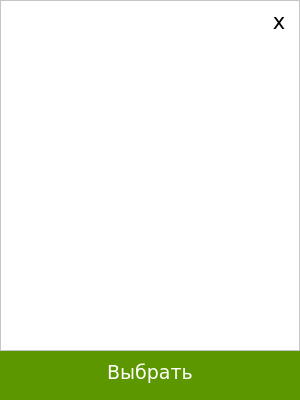
First picture: the form in selectLists.ui, repository TarkvinAktus/python-standalone-vk-msg-sender-, before the edit.
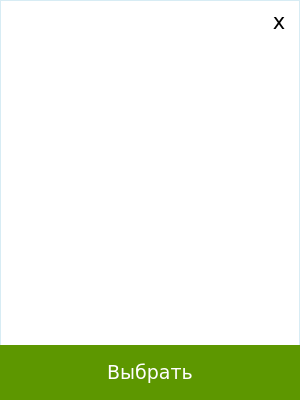
Second picture: the form after the edit.

```diff
--- a/selectLists.ui
+++ b/selectLists.ui
@@ -46,8 +46,10 @@
    <bool>false</bool>
   </property>
   <property name="styleSheet">
-   <string notr="true">QDialog{
-	background-color:#d7ecf4;
+   <string notr="true">QWidget
+{
+	background-color:white;
+	border: 1px solid #d7ecf4;
 }</string>
   </property>
   <property name="sizeGripEnabled">
@@ -308,12 +310,18 @@
   <widget class="QListWidget" name="listWidget">
    <property name="geometry">
     <rect>
-     <x>0</x>
-     <y>0</y>
-     <width>300</width>
-     <height>351</height>
+     <x>39</x>
+     <y>1</y>
+     <width>221</width>
+     <height>344</height>
     </rect>
    </property>
+   <property name="sizePolicy">
+    <sizepolicy hsizetype="Expanding" vsizetype="Expanding">
+     <horstretch>0</horstretch>
+     <verstretch>0</verstretch>
+    </sizepolicy>
+   </property>
    <property name="font">
     <font>
      <family>Verdana</family>
@@ -321,9 +329,10 @@
     </font>
    </property>
    <property name="styleSheet">
-    <string notr="true">
+    <string notr="true">QListWidget::item { margin: 0.2em;}
 QListWidget{
     background-color:white;
+border:none;
 }
 QScrollBar:vertical {border: none;
 background-color: white;}
@@ -334,6 +343,9 @@
 QScrollBar::handle:horizontall {
 border:none;background-color:#acd8e8;}</string>
    </property>
+   <property name="lineWidth">
+    <number>0</number>
+   </property>
   </widget>
   <widget class="QPushButton" name="closeButton">
    <property name="geometry">
```
